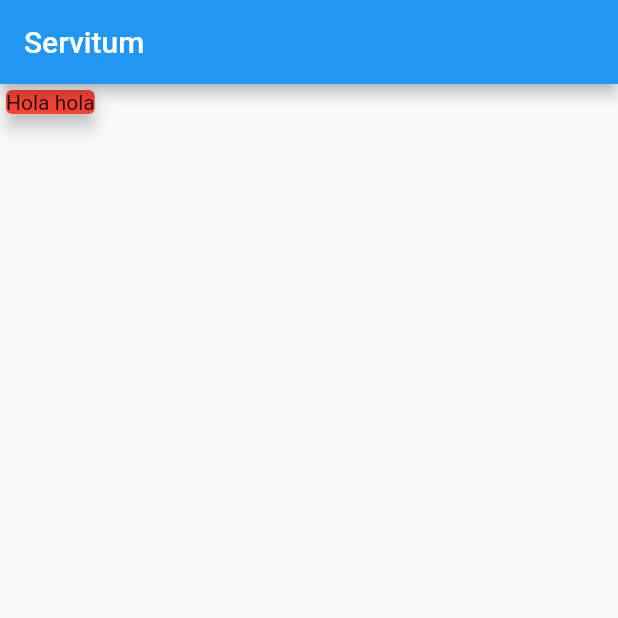
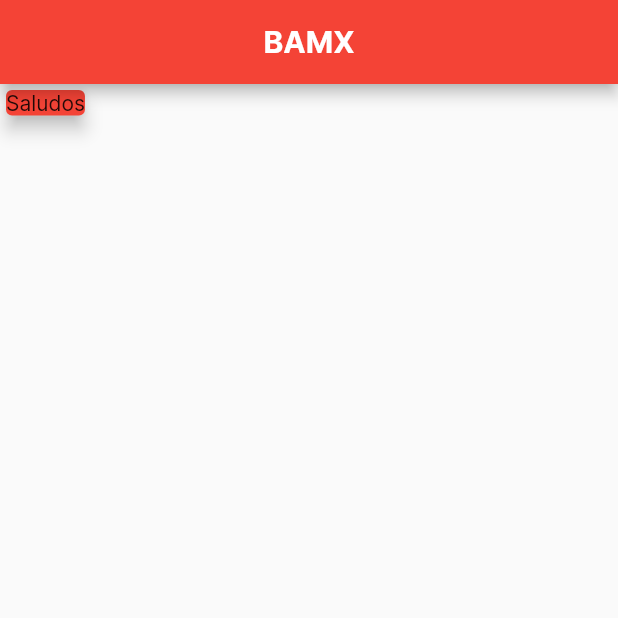
Before and after one commit to sant-gdc/BAMX, a Flutter app: the screen it shows after launch, on a phone screen of 412 x 824 dp, the top half of it. Run offline on Flutter 3.47's test engine with Material 2 defaults, Android fonts, the phone set to English and light mode, and no system bars.

Commit message:
Se añade theme y fuente Inter.

```diff
--- a/bamx_app/lib/main.dart
+++ b/bamx_app/lib/main.dart
@@ -10,7 +10,25 @@
   @override
   Widget build(BuildContext context) {
     return MaterialApp(
-      title: 'Servitum',
+      title: 'BAMX',
+      theme: ThemeData(
+          errorColor: Colors.red,
+          appBarTheme: AppBarTheme(
+              titleTextStyle: TextStyle(
+                  fontFamily: 'Inter',
+                  fontSize: 20,
+                  fontWeight: FontWeight.bold)),
+          fontFamily: 'Inter',
+          textTheme: TextTheme(
+              titleMedium: TextStyle(
+                  fontFamily: 'Inter',
+                  fontWeight: FontWeight.bold,
+                  fontSize: 17)),
+          colorScheme: ColorScheme.fromSwatch(
+            primarySwatch: Colors.red,
+          ).copyWith(
+            secondary: Colors.grey,
+          )),
       home: const MyHomePage(),
     );
   }
@@ -23,14 +41,15 @@
   Widget build(BuildContext context) {
     return Scaffold(
       appBar: AppBar(
-        title: Text('Servitum'),
+        centerTitle: true,
+        title: Text(
+          'BAMX',
+        ),
       ),
       body: Column(
-        mainAxisAlignment: MainAxisAlignment.start,
-        crossAxisAlignment: CrossAxisAlignment.end,
         children: [
           Card(
-            child: Text('Hola hola'),
+            child: Text('Saludos'),
             elevation: 5,
             color: Colors.red,
           )
```
Also changed, not shown: bamx_app/pubspec.yaml (+9 -6 lines), bamx_app/assets/fonts/Inter-Black.ttf (added), bamx_app/assets/fonts/Inter-Bold.ttf (added), bamx_app/assets/fonts/Inter-ExtraBold.ttf (added), bamx_app/assets/fonts/Inter-ExtraLight.ttf (added), bamx_app/assets/fonts/Inter-Light.ttf (added), bamx_app/assets/fonts/Inter-Medium.ttf (added), bamx_app/assets/fonts/Inter-Regular.ttf (added), bamx_app/assets/fonts/Inter-SemiBold.ttf (added), bamx_app/assets/fonts/Inter-Thin.ttf (added).
